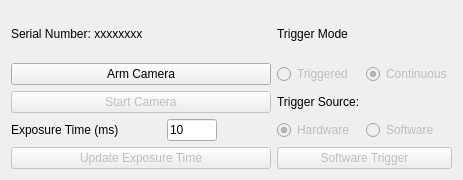
Old version of the form ui_components/cameracontrolwidget.ui in the repository jagerber48/jkam_e6.
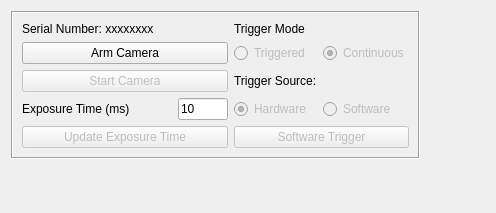
New version of the form.

Patch:
```diff
--- a/ui_components/cameracontrolwidget.ui
+++ b/ui_components/cameracontrolwidget.ui
@@ -6,12 +6,28 @@
    <rect>
     <x>0</x>
     <y>0</y>
-    <width>463</width>
-    <height>180</height>
+    <width>496</width>
+    <height>213</height>
    </rect>
   </property>
   <layout class="QGridLayout" name="gridLayout">
-   <item row="2" column="0">
+   <item row="0" column="0">
+    <widget class="QFrame" name="frame">
+     <property name="frameShape">
+      <enum>QFrame::Box</enum>
+     </property>
+     <property name="frameShadow">
+      <enum>QFrame::Sunken</enum>
+     </property>
+     <layout class="QGridLayout" name="gridLayout_2">
+      <item row="0" column="2">
+       <widget class="QLabel" name="serial_label">
+        <property name="text">
+         <string>Serial Number: xxxxxxxx</string>
+        </property>
+       </widget>
+      </item>
+      <item row="2" column="2">
     <widget class="QPushButton" name="start_pushButton">
      <property name="enabled">
       <bool>false</bool>
@@ -21,64 +37,44 @@
      </property>
     </widget>
    </item>
-   <item row="0" column="1">
+      <item row="0" column="3">
     <widget class="QLabel" name="trigger_mode_label">
      <property name="text">
       <string>Trigger Mode</string>
      </property>
     </widget>
    </item>
-   <item row="1" column="1">
-    <widget class="QRadioButton" name="triggered_radioButton">
+      <item row="4" column="2">
+       <widget class="QPushButton" name="exposure_pushButton">
      <property name="enabled">
       <bool>false</bool>
      </property>
      <property name="text">
-      <string>Triggered</string>
-     </property>
-     <attribute name="buttonGroup">
-      <string notr="true">mode_buttonGroup</string>
-     </attribute>
-    </widget>
-   </item>
-   <item row="2" column="1">
-    <widget class="QLabel" name="trigger_source_label">
-     <property name="text">
-      <string>Trigger Source:</string>
-     </property>
-    </widget>
-   </item>
-   <item row="1" column="0">
+         <string>Update Exposure Time</string>
+        </property>
+       </widget>
+      </item>
+      <item row="1" column="2">
     <widget class="QPushButton" name="arm_pushButton">
      <property name="text">
       <string>Arm Camera</string>
      </property>
     </widget>
    </item>
-   <item row="0" column="0">
-    <widget class="QLabel" name="serial_label">
-     <property name="text">
-      <string>Serial Number: xxxxxxxx</string>
-     </property>
-    </widget>
-   </item>
-   <item row="1" column="2">
-    <widget class="QRadioButton" name="continuous_radioButton">
+      <item row="1" column="3">
+       <widget class="QRadioButton" name="triggered_radioButton">
      <property name="enabled">
       <bool>false</bool>
      </property>
      <property name="text">
-      <string>Continuous</string>
-     </property>
-     <property name="checked">
-      <bool>true</bool>
+         <string>Triggered</string>
      </property>
      <attribute name="buttonGroup">
       <string notr="true">mode_buttonGroup</string>
      </attribute>
     </widget>
    </item>
-   <item row="3" column="0">
+      <item row="3" column="2">
     <layout class="QFormLayout" name="exposure_formLayout">
      <item row="0" column="0">
       <widget class="QLabel" name="exposure_label">
@@ -108,17 +104,30 @@
      </item>
     </layout>
    </item>
-   <item row="4" column="0">
-    <widget class="QPushButton" name="exposure_pushButton">
+      <item row="1" column="4">
+       <widget class="QRadioButton" name="continuous_radioButton">
      <property name="enabled">
       <bool>false</bool>
      </property>
      <property name="text">
-      <string>Update Exposure Time</string>
-     </property>
-    </widget>
-   </item>
-   <item row="3" column="1">
+         <string>Continuous</string>
+        </property>
+        <property name="checked">
+         <bool>true</bool>
+        </property>
+        <attribute name="buttonGroup">
+         <string notr="true">mode_buttonGroup</string>
+        </attribute>
+       </widget>
+      </item>
+      <item row="2" column="3">
+       <widget class="QLabel" name="trigger_source_label">
+        <property name="text">
+         <string>Trigger Source:</string>
+        </property>
+       </widget>
+      </item>
+      <item row="3" column="3">
     <widget class="QRadioButton" name="hardware_trigger_radioButton">
      <property name="enabled">
       <bool>false</bool>
@@ -134,7 +143,7 @@
      </attribute>
     </widget>
    </item>
-   <item row="3" column="2">
+      <item row="3" column="4">
     <widget class="QRadioButton" name="software_trigger_radioButton">
      <property name="enabled">
       <bool>false</bool>
@@ -147,7 +156,7 @@
      </attribute>
     </widget>
    </item>
-   <item row="4" column="1" colspan="2">
+      <item row="4" column="3" colspan="2">
     <widget class="QPushButton" name="software_trigger_pushButton">
      <property name="enabled">
       <bool>false</bool>
@@ -156,6 +165,35 @@
       <string>Software Trigger</string>
      </property>
     </widget>
+      </item>
+     </layout>
+    </widget>
+   </item>
+   <item row="0" column="1">
+    <spacer name="horizontalSpacer">
+     <property name="orientation">
+      <enum>Qt::Horizontal</enum>
+     </property>
+     <property name="sizeHint" stdset="0">
+      <size>
+       <width>40</width>
+       <height>20</height>
+      </size>
+     </property>
+    </spacer>
+   </item>
+   <item row="1" column="0">
+    <spacer name="verticalSpacer">
+     <property name="orientation">
+      <enum>Qt::Vertical</enum>
+     </property>
+     <property name="sizeHint" stdset="0">
+      <size>
+       <width>20</width>
+       <height>40</height>
+      </size>
+     </property>
+    </spacer>
    </item>
   </layout>
  </widget>
```
Lines whose indentation alone changed are shown as unchanged.
